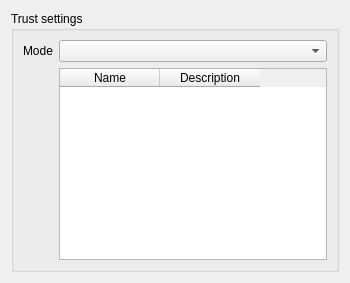
This is agent/src/clacks/agent/data/templates/default/trustaccount.ui in gonicus/clacks as Qt 5 draws it before an edit. The edited form follows.
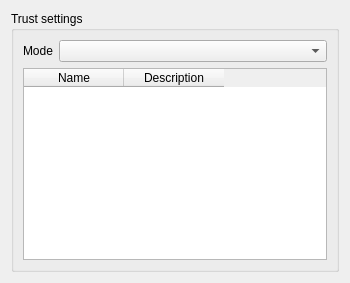
This is the edited form.

Commit message: Added blocker to trustMode

What changed in the file:
```diff
--- a/agent/src/clacks/agent/data/templates/default/trustaccount.ui
+++ b/agent/src/clacks/agent/data/templates/default/trustaccount.ui
@@ -25,7 +25,7 @@
       </property>
       <item>
        <layout class="QVBoxLayout" name="verticalLayout">
-        <property name="topMargin">
+        <property name="margin">
          <number>0</number>
         </property>
         <item>
@@ -43,7 +43,9 @@
           <item row="0" column="1">
            <widget class="QComboBox" name="comboBox"/>
           </item>
-          <item row="1" column="1">
+         </layout>
+        </item>
+        <item>
            <widget class="QTableWidget" name="tableWidget">
             <column>
              <property name="text">
@@ -56,8 +58,6 @@
              </property>
             </column>
            </widget>
-          </item>
-         </layout>
         </item>
        </layout>
       </item>
```
Lines whose indentation alone changed are shown as unchanged. The commit also changes 1 other file.
